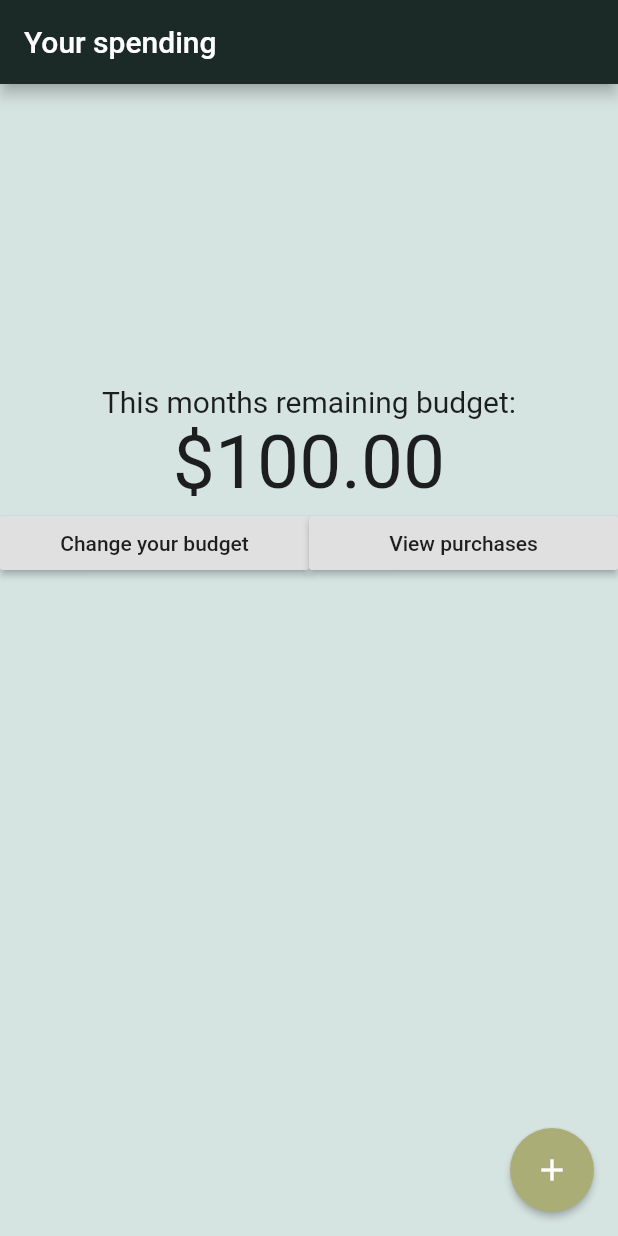
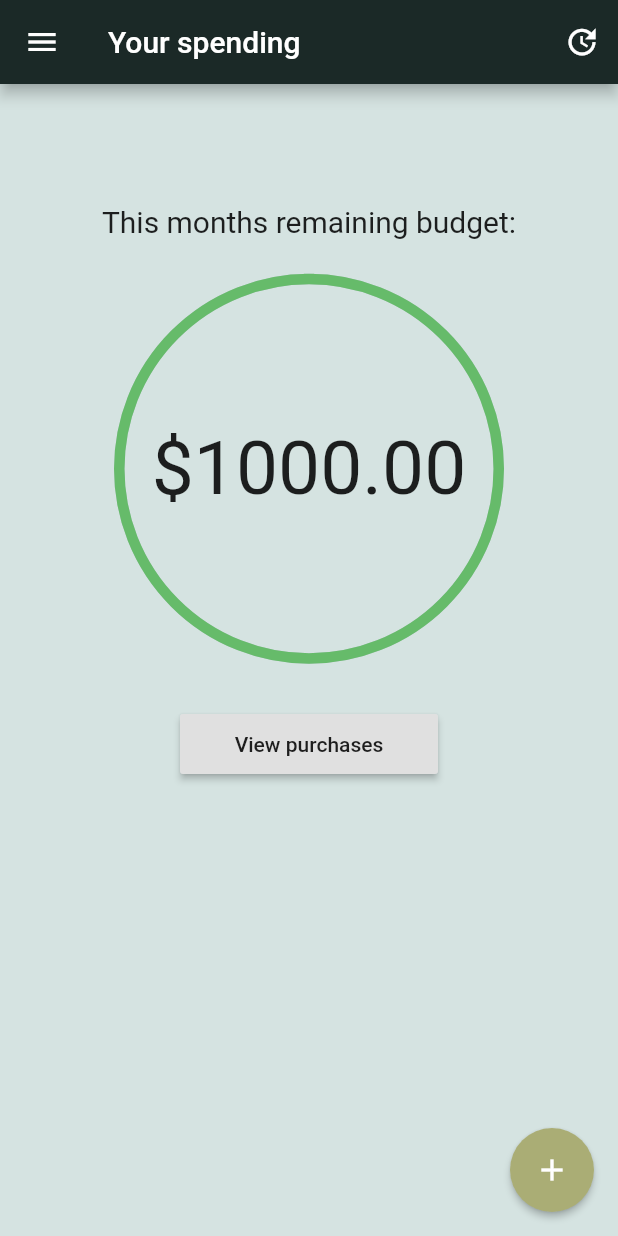
Before and after one commit to sleepsorters/expense_manager, a Flutter app: the screen it shows after launch, on a phone screen of 412 x 824 dp. Run offline on Flutter 3.47's test engine with Material 2 defaults, Android fonts, the phone set to English and light mode, and no system bars; our stand-ins replace image_picker.

Commit message:
homepage change

```diff
--- a/lib/ExpenseList.dart
+++ b/lib/ExpenseList.dart
@@ -23,7 +23,6 @@ class ExpenseList extends StatelessWidget {
 }
 
 class ExpenseListItem extends ListTile {
-
   ExpenseListItem(Expense expense):
         super(
           title: new Row(
@@ -36,6 +35,6 @@ class ExpenseListItem extends ListTile {
                 )
               ]
           ),
-          subtitle: new Text(expense.category)
+          subtitle: new Text(expense.category),
       );
 }
--- a/lib/HomePage.dart
+++ b/lib/HomePage.dart
@@ -1,7 +1,10 @@
+import 'dart:math';
+
 import 'package:flutter/material.dart';
 
 import 'package:expense/ExpensePage.dart';
 import 'package:expense/Expense.dart';
+import 'package:expense/sample_circular_page.dart';
 
 class HomePage extends StatefulWidget {
   _HomePage hP;
@@ -15,9 +18,10 @@ class HomePage extends StatefulWidget {
 
 class _HomePage extends State<HomePage> {
   noSuchMethod(Invocation i) => super.noSuchMethod(i);
-  String _budget = "100.00";
+  String _budget = "1000.00";
   double allowance = 100.00;
   double expenditures = 0.00;
+  Color indicator = Colors.green[400];
   List<Expense> expenseList = [];
   final myController = TextEditingController();
 
@@ -45,7 +49,7 @@ class _HomePage extends State<HomePage> {
                 actions: <Widget>[
                   // usually buttons at the bottom of the dialog
                   new FlatButton(
-                    child: new Text("Close"),
+                    child: new Text("Save"),
                     onPressed: () {
                       Navigator.of(context).pop();
                       setState((){
@@ -71,15 +75,24 @@ class _HomePage extends State<HomePage> {
               return SimpleDialog(
                 title: new Text("Add expense"),
                 children: <Widget>[
-                  TextField(controller: nameController, decoration: InputDecoration(border: InputBorder.none, hintText: "Item"),),
-                  TextField(controller: categoryController, decoration: InputDecoration(border: InputBorder.none, hintText: "Category"),),
-                  TextField(controller: priceController, decoration: InputDecoration(border: InputBorder.none, hintText: "Price"),),
+                  Padding(
+                    padding: EdgeInsets.only(left: 15.0),
+                    child: TextField(controller: nameController, decoration: InputDecoration(border: InputBorder.none, hintText: "Item"),)
+                  ),
+                  Padding(
+                      padding: EdgeInsets.only(left: 15.0),
+                      child: TextField(controller: categoryController, decoration: InputDecoration(border: InputBorder.none, hintText: "Category"),)
+                  ),
+                  Padding(
+                      padding: EdgeInsets.only(left: 15.0),
+                      child: TextField(controller: priceController, decoration: InputDecoration(border: InputBorder.none, hintText: "Price"),)
+                  ),
                   FlatButton(child: Text("Save"),
                   onPressed: ((){
                     Navigator.of(context).pop();
                     String name = nameController.text.toString();
                     double price = double.parse(priceController.text.toString());
-                    expenseList.add(Expense(name: name, value: price, category: categoryController.text.toString()));
+                    expenseList.insert(0, Expense(name: name, value: price, category: categoryController.text.toString()));
                     showModalBottomSheet<void>(
                         context: context,
                         builder: (BuildContext context) {
@@ -96,6 +109,13 @@ class _HomePage extends State<HomePage> {
                     setState((){
                       expenditures += double.parse(priceController.text.toString());
                       _budget = (allowance - expenditures).toStringAsFixed(2);
+                      if ((allowance - expenditures) / allowance < 0.5) {
+                        indicator = Colors.yellow[400];
+                      }
+                      if ((allowance - expenditures) / allowance < 0.25) {
+                        indicator = Colors.red[300];
+                      }
+
                     });
                     nameController.clear();
                     categoryController.clear();
@@ -112,41 +132,92 @@ class _HomePage extends State<HomePage> {
         home: Scaffold(
           backgroundColor: Theme.of(context).backgroundColor,
           appBar: AppBar(
+              actions: <Widget>[
+          IconButton(
+          icon: Icon(Icons.update),
+          tooltip: 'Air it',
+          onPressed: _show,
+        )],
             backgroundColor: Theme.of(context).primaryColor,
             title: Text('Your spending'),
           ),
           body: Center(
-              child: Column(
+              child: ListView(
                 children: <Widget>[
-                  Padding(
-                    padding: EdgeInsets.only(top: 200.0),
+                  Center(
+                    child: Container(
+                      padding: EdgeInsets.only(top: 80.0, bottom: 20.0),
                       child: Text(
                         "This months remaining budget:",
                         style: TextStyle(fontSize: 20.0),
                       )
                     ),
-                  Text(
+                  ),
+
+                  new CircularPercentIndicator(
+                    radius: 260.0,
+                    lineWidth: 7.0,
+                    percent: max((allowance - expenditures) / allowance, 0.0),
+                    progressColor: indicator,
+                    center: Text(
                       "\$" + _budget,
                       style: TextStyle(fontSize: 50.0),
                     ),
-                  Row(
-                      children: <Widget>[
-                      Expanded(
-                        child: RaisedButton(
-                            child: Text("Change your budget"),
-                            onPressed: _show)
                   ),
-                      Expanded(
+            Padding(
+              padding: EdgeInsets.only(top:30.0, left: 120.0, right: 120.0),
+              child: Container(
+                width: 40.0,
+                height: 40.0,
+                child: SizedBox(
+                  width: 40.0,
                   child: RaisedButton(
                       child: Text("View purchases"),
                       onPressed: () {
                         Navigator.push(context, MaterialPageRoute(builder: (context) =>
                             ExpensePage.withList(expenseList)));
-                            })
+                      }),
+                ),
               )
-                      ]
             )
               ]),
+          ),
+          drawer: Drawer(
+            // Add a ListView to the drawer. This ensures the user can scroll
+            // through the options in the Drawer if there isn't enough vertical
+            // space to fit everything.
+            child: ListView(
+              // Important: Remove any padding from the ListView.
+              padding: EdgeInsets.zero,
+              children: <Widget>[
+                DrawerHeader(
+                  child: Text('Lili Chen'),
+                  decoration: BoxDecoration(
+                    color: Theme.of(context).secondaryHeaderColor,
+                  ),
+                ),
+                ListTile(
+                  title: Text('Purchase History'),
+                  onTap: () {
+                    // Update the state of the app
+                    // ...
+                    // Then close the drawer
+                    Navigator.push(context, MaterialPageRoute(builder: (context) =>
+                        ExpensePage.withList(expenseList)));
+                    Navigator.pop(context);
+                  },
+                ),
+                ListTile(
+                  title: Text('Settings'),
+                  onTap: () {
+                    // Update the state of the app
+                    // ...
+                    // Then close the drawer
+
+                  },
+                ),
+              ],
+            ),
           ),
           floatingActionButton: FloatingActionButton(
             onPressed: () {
--- /dev/null
+++ b/lib/sample_circular_page.dart
@@ -0,0 +1,198 @@
+import 'package:flutter/material.dart';
+import 'package:vector_math/vector_math_64.dart' as math;
+
+enum CircularStrokeCap { butt, round, square }
+
+class CircularPercentIndicator extends StatefulWidget {
+  ///Percent value between 0.0 and 1.0
+  final double percent;
+  final double radius;
+
+  ///Width of the line of the Circle
+  final double lineWidth;
+
+  ///Color of the background of the circle , default = transparent
+  final Color fillColor;
+
+  ///First color applied to the complete circle
+  final Color backgroundColor;
+  final Color progressColor;
+
+  ///true if you want the circle to have animation
+  final bool animation;
+
+  ///duration of the animation in milliseconds, It only applies if animation attribute is true
+  final int animationDuration;
+
+  ///widget at the top of the circle
+  final Widget header;
+
+  ///widget at the bottom of the circle
+  final Widget footer;
+
+  ///widget inside the circle
+  final Widget center;
+
+  ///The kind of finish to place on the end of lines drawn, values supported: butt, round, square
+  final CircularStrokeCap circularStrokeCap;
+
+  CircularPercentIndicator(
+      {Key key,
+        this.percent = 0.0,
+        this.lineWidth = 5.0,
+        @required this.radius,
+        this.fillColor = Colors.transparent,
+        this.backgroundColor = const Color(0xFFB8C7CB),
+        this.progressColor = Colors.red,
+        this.animation = false,
+        this.animationDuration = 500,
+        this.header,
+        this.footer,
+        this.center,
+        this.circularStrokeCap})
+      : super(key: key) {
+    if (percent < 0.0 || percent > 1.0) {
+      throw Exception("Percent value must be a double between 0.0 and 1.0");
+    }
+  }
+
+  @override
+  _CircularPercentIndicatorState createState() =>
+      _CircularPercentIndicatorState();
+}
+
+class _CircularPercentIndicatorState extends State<CircularPercentIndicator>
+    with SingleTickerProviderStateMixin {
+  AnimationController _animationController;
+  Animation _animation;
+  double _percent = 0.0;
+
+  @override
+  void dispose() {
+    if (_animationController != null) {
+      _animationController.dispose();
+    }
+    super.dispose();
+  }
+
+  @override
+  void initState() {
+    if (widget.animation) {
+      _animationController = AnimationController(
+          vsync: this,
+          duration: Duration(milliseconds: widget.animationDuration));
+      _animation = Tween(begin: 0.0, end: 360).animate(_animationController)
+        ..addListener(() {
+          setState(() {
+            _percent = widget.percent * _animation.value;
+          });
+        });
+      _animationController.forward();
+    } else {
+      _updateProgress();
+    }
+    super.initState();
+  }
+
+  @override
+  void didUpdateWidget(CircularPercentIndicator oldWidget) {
+    super.didUpdateWidget(oldWidget);
+    if (oldWidget.percent != widget.percent) {
+      if (_animationController != null) {
+        _animationController.forward(from: 0.0);
+      } else {
+        _updateProgress();
+      }
+    }
+  }
+
+  _updateProgress() {
+    setState(() {
+      _percent = widget.percent * 360;
+    });
+  }
+
+  @override
+  Widget build(BuildContext context) {
+    var items = List<Widget>();
+    if (widget.header != null) {
+      items.add(widget.header);
+    }
+    items.add(Container(
+        height: widget.radius + widget.lineWidth,
+        width: widget.radius,
+        child: CustomPaint(
+          painter: CirclePainter(
+              progress: _percent,
+              progressColor: widget.progressColor,
+              backgroundColor: widget.backgroundColor,
+              circularStrokeCap: widget.circularStrokeCap,
+              radius: (widget.radius / 2) - widget.lineWidth / 2,
+              lineWidth: widget.lineWidth),
+          child: (widget.center != null)
+              ? Center(child: widget.center)
+              : Container(),
+        )));
+
+    if (widget.footer != null) {
+      items.add(widget.footer);
+    }
+
+    return Material(
+      color: widget.fillColor,
+      child: Container(
+          child: Column(
+            mainAxisAlignment: MainAxisAlignment.center,
+            mainAxisSize: MainAxisSize.min,
+            children: items,
+          )),
+    );
+  }
+}
+
+class CirclePainter extends CustomPainter {
+  final Paint _paintBackground = Paint();
+  final Paint _paintLine = Paint();
+  final lineWidth;
+  final progress;
+  final radius;
+  final Color progressColor;
+  final Color backgroundColor;
+  final CircularStrokeCap circularStrokeCap;
+
+  CirclePainter(
+      {this.lineWidth,
+        this.progress,
+        @required this.radius,
+        this.progressColor,
+        this.backgroundColor,
+        this.circularStrokeCap = CircularStrokeCap.round}) {
+    _paintBackground.color = backgroundColor;
+    _paintBackground.style = PaintingStyle.stroke;
+    _paintBackground.strokeWidth = lineWidth;
+
+    _paintLine.color = progressColor;
+    _paintLine.style = PaintingStyle.stroke;
+    _paintLine.strokeWidth = lineWidth;
+    if (circularStrokeCap == CircularStrokeCap.round) {
+      _paintLine.strokeCap = StrokeCap.round;
+    } else if (circularStrokeCap == CircularStrokeCap.butt) {
+      _paintLine.strokeCap = StrokeCap.butt;
+    } else {
+      _paintLine.strokeCap = StrokeCap.square;
+    }
+  }
+
+  @override
+  void paint(Canvas canvas, Size size) {
+    final center = Offset(size.width / 2, size.height / 2);
+    canvas.drawCircle(center, radius, _paintBackground);
+    canvas.drawArc(Rect.fromCircle(center: center, radius: radius),
+        math.radians(-90.0), math.radians(progress), false, _paintLine);
+  }
+
+  @override
+  bool shouldRepaint(CustomPainter oldDelegate) {
+    return true;
+  }
+}
--- a/pubspec.yaml
+++ b/pubspec.yaml
@@ -7,6 +7,7 @@ dependencies:
   path_provider: ^0.4.1
   image_picker: ^0.4.1
   video_player: 0.7.2
+  percent_indicator: "^1.0.9"
 
   # The following adds the Cupertino Icons font to your application.
   # Use with the CupertinoIcons class for iOS style icons.
```
Also changed, not shown: pubspec.lock. Lines whose indentation alone changed are shown as unchanged.
